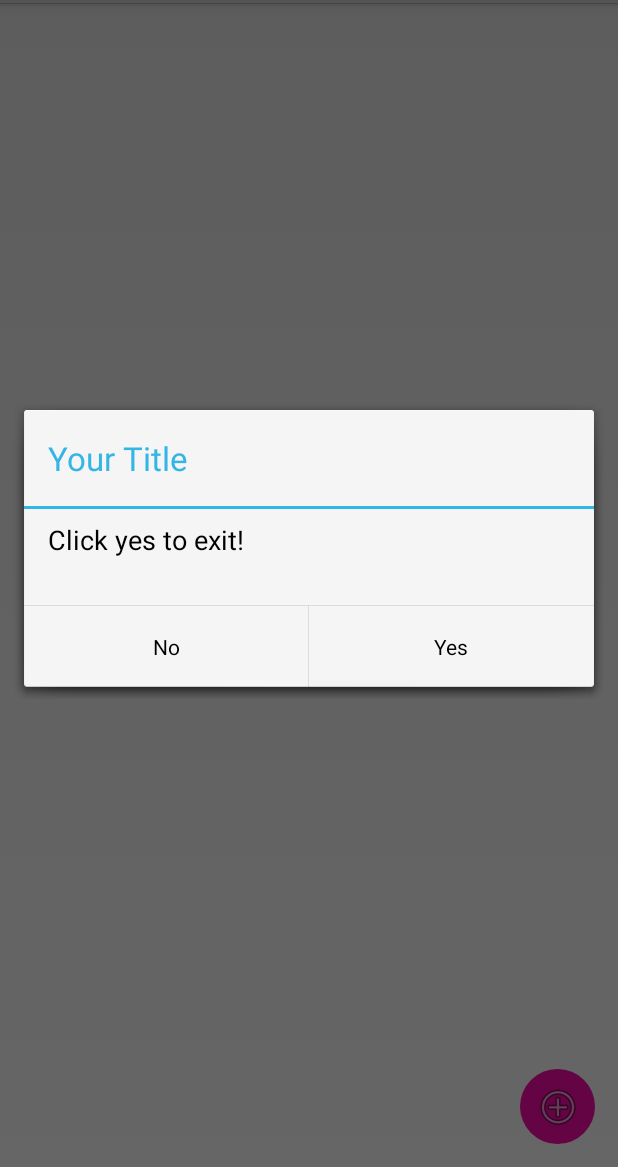
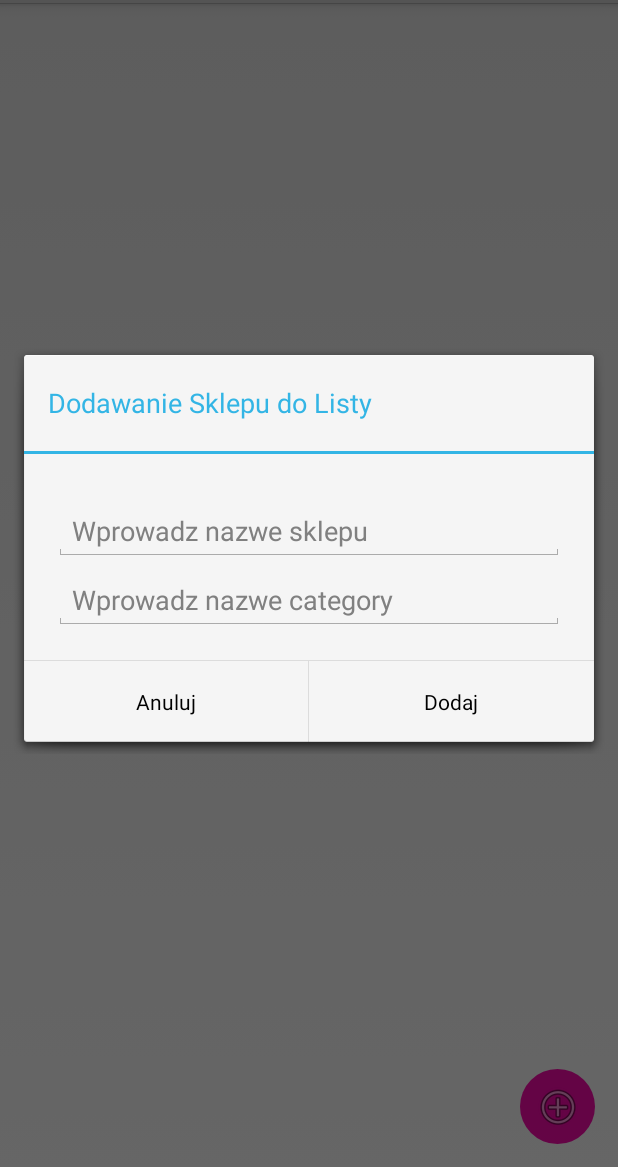
Before and after one commit to baratowl/ListaZakupow, an Android app: the ListaSklepow screen opened directly, with no data from a screen before it, after a tap on an icon or button, on a phone screen of 412 x 824 dp, the part 69-1236 px from its top. Run offline under Robolectric (Android 15) with nearby library versions, the phone set to English and light mode, and no system bars; 3 other taps on this screen came first.

Commit message:
adding nowy sklep dialog

```diff
--- a/app/src/main/java/com/agh/pum/listazakupow/ListaSklepow.java
+++ b/app/src/main/java/com/agh/pum/listazakupow/ListaSklepow.java
@@ -4,9 +4,11 @@ import android.app.AlertDialog;
 import android.content.Context;
 import android.content.DialogInterface;
 import android.os.Bundle;
+import android.view.LayoutInflater;
 import android.view.View;
 import android.widget.AdapterView;
 import android.widget.ArrayAdapter;
+import android.widget.EditText;
 import android.widget.ImageButton;
 import android.widget.ListView;
 
@@ -41,7 +43,7 @@ public class ListaSklepow extends BaseActivity {
 
                 //Intent i = new Intent(ListaZakupow.this, DodajProduktDialog.class);
                 //startActivity(i);
-                showAlertDialog();
+                showCustomDialogNowySklep();
             }
         });
 
@@ -99,36 +101,27 @@ public class ListaSklepow extends BaseActivity {
         public boolean hasStableIds() { return true; }
     }
 
-    void showAlertDialog()
-    {
-        AlertDialog.Builder alertDialogBuilder = new AlertDialog.Builder(this);
+    void showCustomDialogNowySklep(){
+        AlertDialog.Builder dialogBuilder = new AlertDialog.Builder(this);
+        LayoutInflater inflater = this.getLayoutInflater();
+        final View dialogView = inflater.inflate(R.layout.activity_dodaj_sklep_dialog, null);
+        dialogBuilder.setView(dialogView);
 
-        // set title
-        alertDialogBuilder.setTitle("Your Title");
+        final EditText edt = (EditText) dialogView.findViewById(R.id.nazwaProduktuNowyProdukt);
 
-        // set dialog message
-        alertDialogBuilder
-                .setMessage("Click yes to exit!")
-                .setCancelable(false)
-                .setPositiveButton("Yes",new DialogInterface.OnClickListener() {
-                    public void onClick(DialogInterface dialog,int id) {
-                        // if this button is clicked, close
-                        // current activity
-                        ListaSklepow.this.finish();
-                    }
-                })
-                .setNegativeButton("No",new DialogInterface.OnClickListener() {
-                    public void onClick(DialogInterface dialog,int id) {
-                        // if this button is clicked, just close
-                        // the dialog box and do nothing
-                        dialog.cancel();
-                    }
-                });
-
-        // create alert dialog
-        AlertDialog alertDialog = alertDialogBuilder.create();
-
-        // show it
-        alertDialog.show();
+        dialogBuilder.setTitle("Dodawanie Sklepu do Listy");
+        // dialogBuilder.setMessage("Enter text below");
+        dialogBuilder.setPositiveButton("Dodaj", new DialogInterface.OnClickListener() {
+            public void onClick(DialogInterface dialog, int whichButton) {
+                //do something with edt.getText().toString();
+            }
+        });
+        dialogBuilder.setNegativeButton("Anuluj", new DialogInterface.OnClickListener() {
+            public void onClick(DialogInterface dialog, int whichButton) {
+                dialog.cancel();
+            }
+        });
+        AlertDialog b = dialogBuilder.create();
+        b.show();
     }
 }
--- a/app/src/main/res/layout/activity_dodaj_produkt_dialog.xml
+++ b/app/src/main/res/layout/activity_dodaj_produkt_dialog.xml
@@ -28,7 +28,7 @@
         android:layout_marginRight="4dp"
         android:layout_marginBottom="4dp"
         android:hint="@string/set_category_name" />
-
+<!--
     <Button
         android:layout_width="wrap_content"
         android:layout_height="wrap_content"
@@ -44,6 +44,6 @@
         android:id="@+id/DodajProduktSubmit"
         android:layout_below="@+id/nazwaKategoriiNowyProdukt"
         android:layout_alignEnd="@+id/nazwaKategoriiNowyProdukt" />
-
+-->
 
 </RelativeLayout>
--- a/app/src/main/res/layout/activity_dodaj_sklep_dialog.xml
+++ b/app/src/main/res/layout/activity_dodaj_sklep_dialog.xml
@@ -28,7 +28,7 @@
         android:layout_marginRight="4dp"
         android:layout_marginBottom="4dp"
         android:hint="@string/set_category_name" />
-
+<!--
     <Button
         android:layout_width="wrap_content"
         android:layout_height="wrap_content"
@@ -44,6 +44,6 @@
         android:id="@+id/DodajSklepSubmit"
         android:layout_below="@+id/nazwaKategoriiNowySklep"
         android:layout_alignEnd="@+id/nazwaKategoriiNowySklep" />
-
+-->
 
 </RelativeLayout>
```
Also changed, not shown: app/src/main/java/com/agh/pum/listazakupow/ListaZakupow.java (+8 -8 lines).
